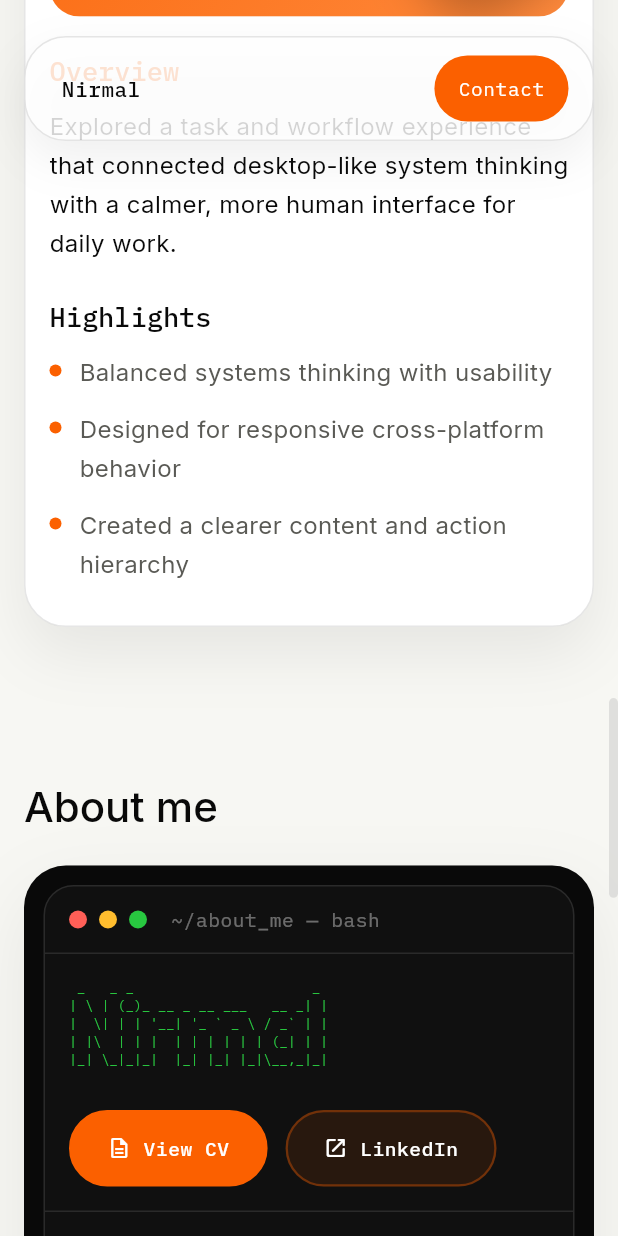
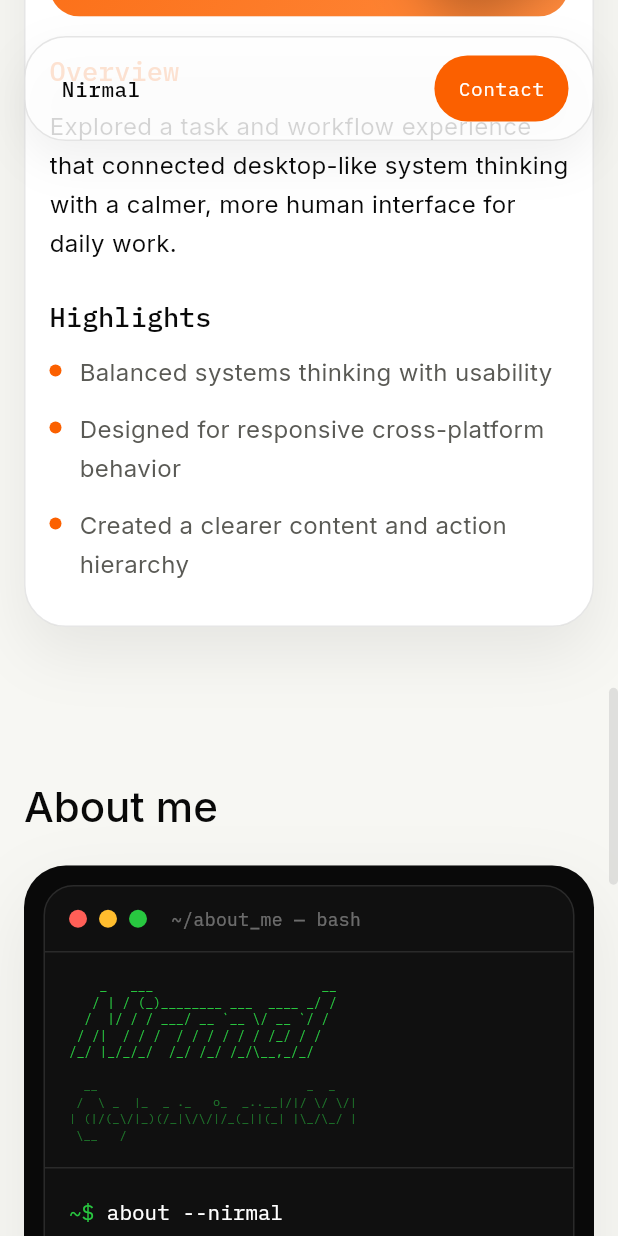
Before and after one commit to cyberwizard1001/portfolio_two, a Flutter app: the screen it shows after launch, scrolled down 2880 dp, on a phone screen of 412 x 824 dp. Run offline on Flutter 3.47's test engine with Material 3 defaults, Android fonts, the phone set to English and light mode, and no system bars; our stand-ins replace animated_text_kit, go_router, google_fonts, qr_flutter.

Commit message:
fix: buttons after contact --open, fancier ASCII art with handle
- CV/LinkedIn buttons now live in the typing terminal pane, fading in
  after the 'contact --open' output line resolves (not in the ASCII panel)
- ASCII panel redesigned:
  - 'Nirmal' rendered in figlet slant font (full 5-line style)
  - '@cyberwizard1001' rendered in figlet mini font below, dimmed to 55%
    opacity to create a clear visual hierarchy
  - Panel width bumped to 300px to accommodate slant art
- Idle blinking cursor shown after all lines finish typing

```diff
--- a/lib/widgets/home/terminal_about_section.dart
+++ b/lib/widgets/home/terminal_about_section.dart
@@ -9,37 +9,25 @@ import '../../theme/app_radii.dart';
 import '../../theme/app_spacing.dart';
 import '../common/responsive_section.dart';
 
-// ─── ASCII art ────────────────────────────────────────────────────────────────
+// ─── ASCII art strings ────────────────────────────────────────────────────────
 
-const _asciiArt = r'''
- _   _ _                      _
-| \ | (_)_ __ _ __ ___   __ _| |
-|  \| | | '__| '_ ` _ \ / _` | |
-| |\  | | |  | | | | | | (_| | |
-|_| \_|_|_|  |_| |_| |_|\__,_|_|
-''';
+// "Nirmal" in figlet slant font
+const _asciiNirmal = '    _   ___                      __\n'
+    '   / | / (_)________ ___  ____ _/ /\n'
+    '  /  |/ / / ___/ __ `__ \\/ __ `/ / \n'
+    ' / /|  / / /  / / / / / / /_/ / /  \n'
+    '/_/ |_/_/_/  /_/ /_/ /_/\\__,_/_/   ';
+
+// "@cyberwizard1001" in figlet mini font
+const _asciiHandle = '  __                             _  _    \n'
+    ' /  \\ _  |_  _ ._   o_  _..__|/|/ \\/ \\/| \n'
+    '| (|/(_\\/|_)(/_|\\/\\/|/_(_||(_| |\\_/\\_/ | \n'
+    ' \\__   /                                 ';
 
 // ─── Full section ─────────────────────────────────────────────────────────────
 
 class TerminalAboutSection extends StatelessWidget {
   const TerminalAboutSection({super.key});
-
-  static const aboutLines = [
-    _TerminalLine(prompt: '~\$ ', text: 'about --nirmal'),
-    _TerminalLine(
-      text:
-          'CS grad and former Flutter developer now designing accessible UX. '
-          'Linux desktop customisation sparked my love for thoughtful, '
-          'human-centered design. Moonlighting as a systems enthusiast taught me '
-          'how tech should serve real people.',
-      isOutput: true,
-    ),
-    _TerminalLine(prompt: '~\$ ', text: 'skills --list'),
-    _TerminalLine(
-        text: 'Accessibility-first  ·  Systems thinker  ·  Flutter background  ·  Linux enthusiast',
-        isOutput: true),
-    _TerminalLine(prompt: '~\$ ', text: '_', isCursor: true),
-  ];
 
   @override
   Widget build(BuildContext context) {
@@ -85,9 +73,7 @@ class TerminalAboutSection extends StatelessWidget {
                       child: Column(
                         crossAxisAlignment: CrossAxisAlignment.start,
                         children: [
-                          // Title bar
                           _TerminalTitleBar(),
-                          // Body
                           info.isMobile
                               ? _TerminalBodyMobile()
                               : _TerminalBodyDesktop(),
@@ -110,8 +96,6 @@ class TerminalAboutSection extends StatelessWidget {
 class _TerminalTitleBar extends StatelessWidget {
   @override
   Widget build(BuildContext context) {
-    final textTheme = Theme.of(context).textTheme;
-
     return Container(
       padding: const EdgeInsets.symmetric(
         horizontal: AppSpacing.md,
@@ -130,7 +114,10 @@ class _TerminalTitleBar extends StatelessWidget {
           const SizedBox(width: AppSpacing.md),
           Text(
             '~/about_me — bash',
-            style: textTheme.bodySmall?.copyWith(color: Colors.white38),
+            style: GoogleFonts.ibmPlexMono(
+              fontSize: 12,
+              color: Colors.white38,
+            ),
           ),
         ],
       ),
@@ -138,7 +125,7 @@ class _TerminalTitleBar extends StatelessWidget {
   }
 }
 
-// ─── Desktop body: ASCII left + terminal right ────────────────────────────────
+// ─── Desktop: ASCII left panel + terminal right ───────────────────────────────
 
 class _TerminalBodyDesktop extends StatelessWidget {
   @override
@@ -147,24 +134,16 @@ class _TerminalBodyDesktop extends StatelessWidget {
       child: Row(
         crossAxisAlignment: CrossAxisAlignment.stretch,
         children: [
-          // Left: ASCII art panel
+          // Left: ASCII art only
           Container(
-            width: 260,
+            width: 300,
             decoration: const BoxDecoration(
               border: Border(right: BorderSide(color: Color(0xFF2A2A2A))),
             ),
             padding: const EdgeInsets.all(AppSpacing.lg),
-            child: Column(
-              crossAxisAlignment: CrossAxisAlignment.start,
-              mainAxisAlignment: MainAxisAlignment.spaceBetween,
-              children: [
-                _AsciiArtWidget(),
-                const SizedBox(height: AppSpacing.lg),
-                _TerminalLinksPanel(),
-              ],
-            ),
+            child: const _AsciiPanel(),
           ),
-          // Right: interactive terminal
+          // Right: typing terminal (with buttons at end)
           Expanded(
             child: Padding(
               padding: const EdgeInsets.all(AppSpacing.lg),
@@ -177,7 +156,7 @@ class _TerminalBodyDesktop extends StatelessWidget {
   }
 }
 
-// ─── Mobile body: ASCII top + terminal below ─────────────────────────────────
+// ─── Mobile: ASCII top + terminal below ──────────────────────────────────────
 
 class _TerminalBodyMobile extends StatelessWidget {
   @override
@@ -185,23 +164,14 @@ class _TerminalBodyMobile extends StatelessWidget {
     return Column(
       crossAxisAlignment: CrossAxisAlignment.start,
       children: [
-        // Top: ASCII art
         Container(
           width: double.infinity,
           decoration: const BoxDecoration(
             border: Border(bottom: BorderSide(color: Color(0xFF2A2A2A))),
           ),
           padding: const EdgeInsets.all(AppSpacing.md),
-          child: Column(
-            crossAxisAlignment: CrossAxisAlignment.start,
-            children: [
-              _AsciiArtWidget(),
-              const SizedBox(height: AppSpacing.md),
-              _TerminalLinksPanel(),
-            ],
-          ),
+          child: const _AsciiPanel(),
         ),
-        // Below: interactive terminal
         Padding(
           padding: const EdgeInsets.all(AppSpacing.md),
           child: _TypingTerminal(),
@@ -211,26 +181,277 @@ class _TerminalBodyMobile extends StatelessWidget {
   }
 }
 
-// ─── ASCII art widget ─────────────────────────────────────────────────────────
+// ─── ASCII panel (art only, no buttons) ──────────────────────────────────────
 
-class _AsciiArtWidget extends StatelessWidget {
+class _AsciiPanel extends StatelessWidget {
+  const _AsciiPanel();
+
   @override
   Widget build(BuildContext context) {
-    return Text(
-      _asciiArt,
-      style: GoogleFonts.ibmPlexMono(
-        fontSize: 9,
-        height: 1.3,
-        color: const Color(0xFF28C840),
-        letterSpacing: 0,
+    final green = GoogleFonts.ibmPlexMono(
+      fontSize: 8.5,
+      height: 1.35,
+      color: const Color(0xFF28C840),
+      letterSpacing: 0,
+    );
+    final dimGreen = GoogleFonts.ibmPlexMono(
+      fontSize: 8,
+      height: 1.35,
+      color: const Color(0xFF28C840).withValues(alpha: 0.55),
+      letterSpacing: 0,
+    );
+
+    return Column(
+      crossAxisAlignment: CrossAxisAlignment.start,
+      mainAxisSize: MainAxisSize.min,
+      children: [
+        // Fancy "Nirmal" in slant
+        Text(_asciiNirmal, style: green),
+        const SizedBox(height: AppSpacing.sm),
+        // Dimmer "@cyberwizard1001" in mini below
+        Text(_asciiHandle, style: dimGreen),
+      ],
+    );
+  }
+}
+
+// ─── Terminal line model ──────────────────────────────────────────────────────
+
+class _TerminalLine {
+  const _TerminalLine({
+    this.prompt,
+    required this.text,
+    this.isOutput = false,
+  });
+
+  final String? prompt;
+  final String text;
+  final bool isOutput;
+}
+
+// ─── Interactive typing terminal ──────────────────────────────────────────────
+
+class _TypingTerminal extends StatefulWidget {
+  @override
+  State<_TypingTerminal> createState() => _TypingTerminalState();
+}
+
+class _TypingTerminalState extends State<_TypingTerminal> {
+  static const _lines = [
+    _TerminalLine(prompt: '~\$ ', text: 'about --nirmal'),
+    _TerminalLine(
+      text: 'CS grad and former Flutter developer now designing accessible UX. '
+          'Linux desktop customisation sparked my love for thoughtful, '
+          'human-centered design.',
+      isOutput: true,
+    ),
+    _TerminalLine(prompt: '~\$ ', text: 'skills --list'),
+    _TerminalLine(
+      text: 'Accessibility-first  ·  Systems thinker\n'
+          'Flutter background  ·  Linux enthusiast',
+      isOutput: true,
+    ),
+    _TerminalLine(prompt: '~\$ ', text: 'contact --open'),
+    _TerminalLine(
+      text: 'Opening links panel…  ✓  Ready.',
+      isOutput: true,
+    ),
+  ];
+
+  int _revealedLines = 0;
+  int _charIndex = 0;
+  bool _cursorVisible = true;
+  bool _showButtons = false;
+  double _buttonsOpacity = 0;
+
+  Timer? _typeTimer;
+  Timer? _cursorTimer;
+
+  static const _charDelay = 28;
+  static const _lineDelay = 520;
+  static const _outputDelay = 180;
+
+  @override
+  void initState() {
+    super.initState();
+    _startCursorBlink();
+    Future.delayed(const Duration(milliseconds: 600), _typeNextChar);
+  }
+
+  void _startCursorBlink() {
+    _cursorTimer = Timer.periodic(const Duration(milliseconds: 530), (_) {
+      if (mounted) setState(() => _cursorVisible = !_cursorVisible);
+    });
+  }
+
+  void _typeNextChar() {
+    if (!mounted) return;
+    if (_revealedLines >= _lines.length) {
+      // All lines done — fade in buttons
+      _fadeInButtons();
+      return;
+    }
+
+    final currentLine = _lines[_revealedLines];
+
+    if (currentLine.isOutput) {
+      setState(() => _charIndex = currentLine.text.length);
+      _typeTimer = Timer(const Duration(milliseconds: _lineDelay), () {
+        if (!mounted) return;
+        setState(() {
+          _revealedLines++;
+          _charIndex = 0;
+        });
+        _typeNextChar();
+      });
+      return;
+    }
+
+    final fullText = currentLine.text;
+    if (_charIndex < fullText.length) {
+      setState(() => _charIndex++);
+      _typeTimer =
+          Timer(const Duration(milliseconds: _charDelay), _typeNextChar);
+    } else {
+      _typeTimer = Timer(const Duration(milliseconds: _lineDelay), () {
+        if (!mounted) return;
+        setState(() {
+          _revealedLines++;
+          _charIndex = 0;
+        });
+        Timer(const Duration(milliseconds: _outputDelay), _typeNextChar);
+      });
+    }
+  }
+
+  void _fadeInButtons() {
+    setState(() => _showButtons = true);
+    // Slight delay then fade to full opacity
+    Future.delayed(const Duration(milliseconds: 120), () {
+      if (mounted) setState(() => _buttonsOpacity = 1.0);
+    });
+  }
+
+  @override
+  void dispose() {
+    _typeTimer?.cancel();
+    _cursorTimer?.cancel();
+    super.dispose();
+  }
+
+  @override
+  Widget build(BuildContext context) {
+    final promptStyle = GoogleFonts.ibmPlexMono(
+      fontSize: 14,
+      color: const Color(0xFF28C840),
+      height: 1.6,
+    );
+    final commandStyle = GoogleFonts.ibmPlexMono(
+      fontSize: 14,
+      color: Colors.white,
+      height: 1.6,
+    );
+    final outputStyle = GoogleFonts.ibmPlexMono(
+      fontSize: 13,
+      color: Colors.white60,
+      height: 1.6,
+    );
+
+    return Column(
+      crossAxisAlignment: CrossAxisAlignment.start,
+      children: [
+        // Terminal lines
+        for (int i = 0; i <= _revealedLines && i < _lines.length; i++)
+          _buildLine(
+            line: _lines[i],
+            lineIndex: i,
+            promptStyle: promptStyle,
+            commandStyle: commandStyle,
+            outputStyle: outputStyle,
+          ),
+
+        // Blinking cursor after all lines are done
+        if (_revealedLines >= _lines.length)
+          Padding(
+            padding: const EdgeInsets.only(top: AppSpacing.xs),
+            child: RichText(
+              text: TextSpan(
+                children: [
+                  TextSpan(text: '~\$ ', style: promptStyle),
+                  if (_cursorVisible)
+                    TextSpan(
+                      text: '▋',
+                      style: commandStyle.copyWith(color: AppColors.accent),
+                    ),
+                ],
+              ),
+            ),
+          ),
+
+        // CV + LinkedIn buttons — fade in after contact --open resolves
+        if (_showButtons) ...[
+          const SizedBox(height: AppSpacing.lg),
+          AnimatedOpacity(
+            opacity: _buttonsOpacity,
+            duration: const Duration(milliseconds: 480),
+            curve: Curves.easeOut,
+            child: const _TerminalLinksPanel(),
+          ),
+        ],
+      ],
+    );
+  }
+
+  Widget _buildLine({
+    required _TerminalLine line,
+    required int lineIndex,
+    required TextStyle promptStyle,
+    required TextStyle commandStyle,
+    required TextStyle outputStyle,
+  }) {
+    final isCurrentLine = lineIndex == _revealedLines;
+
+    if (line.isOutput) {
+      final visibleText =
+          isCurrentLine ? line.text.substring(0, _charIndex) : line.text;
+      return Padding(
+        padding: const EdgeInsets.only(bottom: AppSpacing.sm),
+        child: Text(visibleText, style: outputStyle),
+      );
+    }
+
+    final fullCommand = line.text;
+    final visibleCommand = isCurrentLine
+        ? fullCommand.substring(0, _charIndex.clamp(0, fullCommand.length))
+        : fullCommand;
+
+    final showCursor = isCurrentLine && _cursorVisible;
+
+    return Padding(
+      padding: const EdgeInsets.only(bottom: AppSpacing.xs),
+      child: RichText(
+        text: TextSpan(
+          children: [
+            if (line.prompt != null)
+              TextSpan(text: line.prompt, style: promptStyle),
+            TextSpan(text: visibleCommand, style: commandStyle),
+            if (showCursor)
+              TextSpan(
+                text: '▋',
+                style: commandStyle.copyWith(color: AppColors.accent),
+              ),
+          ],
+        ),
       ),
     );
   }
 }
 
-// ─── CV / LinkedIn link panel ─────────────────────────────────────────────────
+// ─── CV / LinkedIn buttons panel ─────────────────────────────────────────────
 
 class _TerminalLinksPanel extends StatelessWidget {
+  const _TerminalLinksPanel();
+
   @override
   Widget build(BuildContext context) {
     return Wrap(
@@ -251,7 +472,7 @@ class _TerminalLinksPanel extends StatelessWidget {
   }
 }
 
-// ─── Buttons (CV / LinkedIn) ──────────────────────────────────────────────────
+// ─── Action button ────────────────────────────────────────────────────────────
 
 class _TerminalActionButton extends StatefulWidget {
   const _TerminalActionButton({
@@ -281,8 +502,8 @@ class _TerminalActionButtonState extends State<_TerminalActionButton> {
       onExit: (_) => setState(() => _hovered = false),
       child: InkWell(
         borderRadius: BorderRadius.circular(AppRadii.pill),
-        onTap: () => debugPrint(
-            widget.label == 'View CV' ? 'Open CV' : 'Open LinkedIn'),
+        onTap: () =>
+            debugPrint(widget.label == 'View CV' ? 'Open CV' : 'Open LinkedIn'),
         child: AnimatedContainer(
           duration: const Duration(milliseconds: 180),
           curve: Curves.easeOutCubic,
@@ -324,209 +545,6 @@ class _TerminalActionButtonState extends State<_TerminalActionButton> {
   }
 }
 
-// ─── Interactive typing terminal ──────────────────────────────────────────────
-
-class _TerminalLine {
-  const _TerminalLine({
-    this.prompt,
-    required this.text,
-    this.isOutput = false,
-    this.isCursor = false,
-  });
-
-  final String? prompt;
-  final String text;
-  final bool isOutput;
-  final bool isCursor;
-}
-
-class _TypingTerminal extends StatefulWidget {
-  @override
-  State<_TypingTerminal> createState() => _TypingTerminalState();
-}
-
-class _TypingTerminalState extends State<_TypingTerminal>
-    with SingleTickerProviderStateMixin {
-  static const _lines = [
-    _TerminalLine(prompt: '~\$ ', text: 'about --nirmal'),
-    _TerminalLine(
-      text:
-          'CS grad and former Flutter developer now designing accessible UX. '
-          'Linux desktop customisation sparked my love for thoughtful, '
-          'human-centered design.',
-      isOutput: true,
-    ),
-    _TerminalLine(prompt: '~\$ ', text: 'skills --list'),
-    _TerminalLine(
-        text:
-            'Accessibility-first  ·  Systems thinker\nFlutter background  ·  Linux enthusiast',
-        isOutput: true),
-    _TerminalLine(prompt: '~\$ ', text: 'contact --open'),
-    _TerminalLine(
-        text: 'Opening links panel…  ✓  Ready.',
-        isOutput: true),
-  ];
-
-  // How many full lines have been revealed
-  int _revealedLines = 0;
-  // How many chars of the current typing line have been shown
-  int _charIndex = 0;
-  // Cursor blink
-  bool _cursorVisible = true;
-
-  Timer? _typeTimer;
-  Timer? _cursorTimer;
-
-  // Typing speeds (ms)
-  static const _charDelay = 28;
-  static const _lineDelay = 520;
-  static const _outputDelay = 180;
-
-  @override
-  void initState() {
-    super.initState();
-    _startCursorBlink();
-    // Small initial delay before first line starts typing
-    Future.delayed(const Duration(milliseconds: 600), _typeNextChar);
-  }
-
-  void _startCursorBlink() {
-    _cursorTimer = Timer.periodic(const Duration(milliseconds: 530), (_) {
-      if (mounted) setState(() => _cursorVisible = !_cursorVisible);
-    });
-  }
-
-  void _typeNextChar() {
-    if (!mounted) return;
-
-    if (_revealedLines >= _lines.length) return;
-
-    final currentLine = _lines[_revealedLines];
-
-    // Output lines appear instantly (no typing)
-    if (currentLine.isOutput) {
-      setState(() => _charIndex = currentLine.text.length);
-      _typeTimer = Timer(const Duration(milliseconds: _lineDelay), () {
-        if (!mounted) return;
-        setState(() {
-          _revealedLines++;
-          _charIndex = 0;
-        });
-        _typeNextChar();
-      });
-      return;
-    }
-
-    final fullText = currentLine.text;
-    if (_charIndex < fullText.length) {
-      setState(() => _charIndex++);
-      _typeTimer = Timer(
-          const Duration(milliseconds: _charDelay), _typeNextChar);
-    } else {
-      // Line done typing — pause then move to next
-      _typeTimer = Timer(const Duration(milliseconds: _lineDelay), () {
-        if (!mounted) return;
-        setState(() {
-          _revealedLines++;
-          _charIndex = 0;
-        });
-        // Small extra delay before output
-        Timer(const Duration(milliseconds: _outputDelay), _typeNextChar);
-      });
-    }
-  }
-
-  @override
-  void dispose() {
-    _typeTimer?.cancel();
-    _cursorTimer?.cancel();
-    super.dispose();
-  }
-
-  @override
-  Widget build(BuildContext context) {
-    final promptStyle = GoogleFonts.ibmPlexMono(
-      fontSize: 14,
-      color: const Color(0xFF28C840),
-      height: 1.6,
-    );
-    final commandStyle = GoogleFonts.ibmPlexMono(
-      fontSize: 14,
-      color: Colors.white,
-      height: 1.6,
-    );
-    final outputStyle = GoogleFonts.ibmPlexMono(
-      fontSize: 13,
-      color: Colors.white60,
-      height: 1.6,
-    );
-
-    return Column(
-      crossAxisAlignment: CrossAxisAlignment.start,
-      children: [
-        for (int i = 0; i <= _revealedLines && i < _lines.length; i++)
-          _buildLine(
-            context,
-            line: _lines[i],
-            lineIndex: i,
-            promptStyle: promptStyle,
-            commandStyle: commandStyle,
-            outputStyle: outputStyle,
-          ),
-      ],
-    );
-  }
-
-  Widget _buildLine(
-    BuildContext context, {
-    required _TerminalLine line,
-    required int lineIndex,
-    TextStyle? promptStyle,
-    TextStyle? commandStyle,
-    TextStyle? outputStyle,
-  }) {
-    final isCurrentLine = lineIndex == _revealedLines;
-
-    if (line.isOutput) {
-      final visibleText = isCurrentLine
-          ? line.text.substring(0, _charIndex)
-          : line.text;
-      return Padding(
-        padding: const EdgeInsets.only(bottom: AppSpacing.sm),
-        child: Text(visibleText, style: outputStyle),
-      );
-    }
-
-    // Command line with prompt
-    final fullCommand = line.text;
-    final visibleCommand = isCurrentLine
-        ? fullCommand.substring(0, _charIndex.clamp(0, fullCommand.length))
-        : fullCommand;
-
-    final showCursor = isCurrentLine && _cursorVisible;
-
-    return Padding(
-      padding: const EdgeInsets.only(bottom: AppSpacing.xs),
-      child: RichText(
-        text: TextSpan(
-          children: [
-            if (line.prompt != null)
-              TextSpan(text: line.prompt, style: promptStyle),
-            TextSpan(text: visibleCommand, style: commandStyle),
-            if (showCursor)
-              TextSpan(
-                text: '▋',
-                style: commandStyle?.copyWith(
-                  color: AppColors.accent,
-                ),
-              ),
-          ],
-        ),
-      ),
-    );
-  }
-}
-
 // ─── Terminal dot ─────────────────────────────────────────────────────────────
 
 class _TerminalDot extends StatelessWidget {
```
